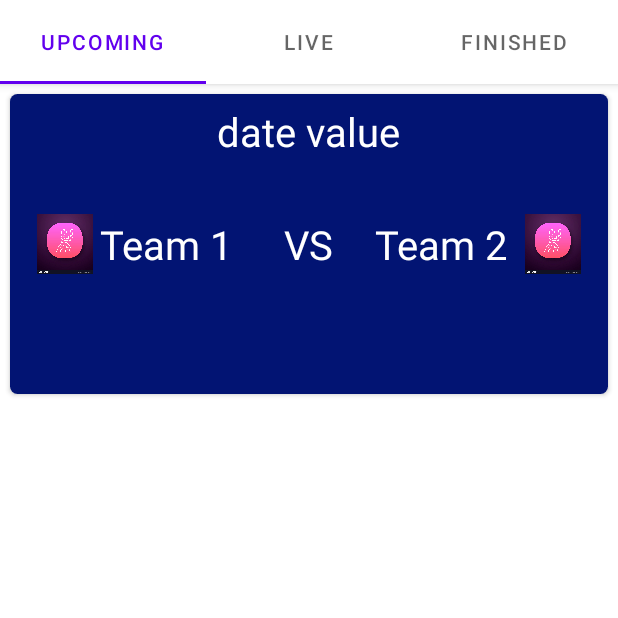
After one commit to harshbj/CricketApp, an Android app: the MainActivity2 screen opened directly, with no data from a screen before it, on a phone screen of 412 x 824 dp, the top half of it. The commit adds this screen. Run offline under Robolectric (Android 15) with nearby library versions, the phone set to English and light mode, and no system bars; our stand-ins replace Firebase (no records; nobody signed in at launch, a user with empty details on screens opened directly); 1 statement that could not run was skipped.

Commit message:
Tab Layout added

```diff
--- a/app/build.gradle
+++ b/app/build.gradle
@@ -33,6 +33,9 @@ dependencies {
     implementation 'androidx.appcompat:appcompat:1.1.0'
     implementation 'com.google.android.material:material:1.1.0'
     implementation 'androidx.constraintlayout:constraintlayout:1.1.3'
+    implementation 'androidx.lifecycle:lifecycle-livedata-ktx:2.2.0'
+    implementation 'androidx.lifecycle:lifecycle-viewmodel-ktx:2.2.0'
+    implementation 'androidx.legacy:legacy-support-v4:1.0.0'
     testImplementation 'junit:junit:4.+'
     androidTestImplementation 'androidx.test.ext:junit:1.1.1'
     androidTestImplementation 'androidx.test.espresso:espresso-core:3.2.0'
--- /dev/null
+++ b/app/src/main/java/com/example/project_1/Home.java
@@ -0,0 +1,64 @@
+package com.example.project_1;
+
+import android.os.Bundle;
+
+import androidx.fragment.app.Fragment;
+
+import android.view.LayoutInflater;
+import android.view.View;
+import android.view.ViewGroup;
+
+/**
+ * A simple {@link Fragment} subclass.
+ * Use the {@link Home#newInstance} factory method to
+ * create an instance of this fragment.
+ */
+public class Home extends Fragment {
+
+    // TODO: Rename parameter arguments, choose names that match
+    // the fragment initialization parameters, e.g. ARG_ITEM_NUMBER
+    private static final String ARG_PARAM1 = "param1";
+    private static final String ARG_PARAM2 = "param2";
+
+    // TODO: Rename and change types of parameters
+    private String mParam1;
+    private String mParam2;
+
+    public Home() {
+        // Required empty public constructor
+    }
+
+    /**
+     * Use this factory method to create a new instance of
+     * this fragment using the provided parameters.
+     *
+     * @param param1 Parameter 1.
+     * @param param2 Parameter 2.
+     * @return A new instance of fragment Home.
+     */
+    // TODO: Rename and change types and number of parameters
+    public static Home newInstance(String param1, String param2) {
+        Home fragment = new Home();
+        Bundle args = new Bundle();
+        args.putString(ARG_PARAM1, param1);
+        args.putString(ARG_PARAM2, param2);
+        fragment.setArguments(args);
+        return fragment;
+    }
+
+    @Override
+    public void onCreate(Bundle savedInstanceState) {
+        super.onCreate(savedInstanceState);
+        if (getArguments() != null) {
+            mParam1 = getArguments().getString(ARG_PARAM1);
+            mParam2 = getArguments().getString(ARG_PARAM2);
+        }
+    }
+
+    @Override
+    public View onCreateView(LayoutInflater inflater, ViewGroup container,
+                             Bundle savedInstanceState) {
+        // Inflate the layout for this fragment
+        return inflater.inflate(R.layout.fragment_home, container, false);
+    }
+}
--- /dev/null
+++ b/app/src/main/java/com/example/project_1/MainActivity2.java
@@ -0,0 +1,120 @@
+package com.example.project_1;
+
+import android.content.Intent;
+import android.os.Build;
+import android.os.Bundle;
+
+import com.example.project_1.Adapter.MatchAdapter;
+import com.example.project_1.Domain.Match;
+import com.google.android.gms.tasks.OnCompleteListener;
+import com.google.android.gms.tasks.Task;
+import com.google.android.material.floatingactionbutton.FloatingActionButton;
+import com.google.android.material.snackbar.Snackbar;
+import com.google.android.material.tabs.TabLayout;
+
+import androidx.annotation.NonNull;
+import androidx.annotation.RequiresApi;
+import androidx.recyclerview.widget.LinearLayoutManager;
+import androidx.recyclerview.widget.RecyclerView;
+import androidx.viewpager.widget.ViewPager;
+import androidx.appcompat.app.AppCompatActivity;
+
+import android.view.Menu;
+import android.view.MenuItem;
+import android.view.View;
+import android.widget.ProgressBar;
+import android.widget.TextView;
+
+import com.example.project_1.ui.main.SectionsPagerAdapter;
+import com.google.firebase.firestore.FirebaseFirestore;
+import com.google.firebase.firestore.QuerySnapshot;
+
+import org.json.JSONException;
+
+import java.text.ParseException;
+import java.util.ArrayList;
+
+import static com.example.project_1.MainActivity.cards;
+import static com.example.project_1.MainActivity.loader;
+
+public class MainActivity2 extends AppCompatActivity {
+
+//    public static ArrayList<Match> matches = new ArrayList<>();
+//    public static RecyclerView cards;
+//    public static ProgressBar loader;
+//    public static TextView live;
+
+
+    @Override
+    protected void onCreate(Bundle savedInstanceState) {
+        super.onCreate(savedInstanceState);
+        setContentView(R.layout.activity_main2);
+        SectionsPagerAdapter sectionsPagerAdapter = new SectionsPagerAdapter(this, getSupportFragmentManager());
+        ViewPager viewPager = findViewById(R.id.view_pager);
+        viewPager.setAdapter(sectionsPagerAdapter);
+        TabLayout tabs = findViewById(R.id.tabs);
+        tabs.setupWithViewPager(viewPager);
+
+
+
+        //UPComingMatches matches = new UPComingMatches();
+//        new MainActivity2().getData1();
+
+
+//        FloatingActionButton fab = findViewById(R.id.fab);
+//
+//        fab.setOnClickListener(new View.OnClickListener() {
+//            @Override
+//            public void onClick(View view) {
+//                Snackbar.make(view, "Replace with your own action", Snackbar.LENGTH_LONG)
+//                        .setAction("Action", null).show();
+//            }
+//        });
+    }
+//
+//    public void showScoreBoard1(View view) {
+//        Intent scoreBoard = new Intent(this, Scoreboard.class);
+//        TextView id = view.findViewById(R.id.id);
+//        System.out.println("Passed Value " + id.getText());
+//        scoreBoard.putExtra("id", id.getText());
+//        startActivity(scoreBoard);
+//        finish();
+//    }
+//
+//    public void getData1() {
+//        ArrayList<Match> matchList = new ArrayList<>();
+//        FirebaseFirestore db = FirebaseFirestore.getInstance();
+//        db.collection("collection")
+//                .get()
+//                .addOnCompleteListener(new OnCompleteListener<QuerySnapshot>() {
+//                    @RequiresApi(api = Build.VERSION_CODES.N)
+//                    @Override
+//                    public void onComplete(@NonNull Task<QuerySnapshot> task) {
+//                        if (task.isSuccessful()) {
+//                            try {
+//                                matchList.addAll(Match.createMatchList(task));
+//                                MainActivity2.matches = matchList;
+//                                new MainActivity2().setUpMatches();
+//                            } catch (JSONException e) {
+//                                e.printStackTrace();
+//                            } catch (ParseException e) {
+//                                e.printStackTrace();
+//                            }
+//                        } else {
+//                            System.out.println("FIRESTORE" + "Error getting documents." + task.getException());
+//                        }
+//                    }
+//                });
+//    }
+//
+//    public void setUpMatches() {
+//        MatchAdapter matchAdapter2 = new MatchAdapter(MainActivity2.matches);
+//        System.out.println("Reached Method");
+////            loader.setVisibility(View.INVISIBLE);
+//        cards.setVisibility(View.VISIBLE);
+//        cards.setAdapter(matchAdapter2);
+//        cards.setLayoutManager(new LinearLayoutManager(this));
+//    }
+//
+
+}
--- /dev/null
+++ b/app/src/main/java/com/example/project_1/ui/main/PageViewModel.java
@@ -0,0 +1,26 @@
+package com.example.project_1.ui.main;
+
+import androidx.arch.core.util.Function;
+import androidx.lifecycle.LiveData;
+import androidx.lifecycle.MutableLiveData;
+import androidx.lifecycle.Transformations;
+import androidx.lifecycle.ViewModel;
+
+public class PageViewModel extends ViewModel {
+
+    private MutableLiveData<Integer> mIndex = new MutableLiveData<>();
+    private LiveData<String> mText = Transformations.map(mIndex, new Function<Integer, String>() {
+        @Override
+        public String apply(Integer input) {
+            return "Hello world from section: " + input;
+        }
+    });
+
+    public void setIndex(int index) {
+        mIndex.setValue(index);
+    }
+
+    public LiveData<String> getText() {
+        return mText;
+    }
+}
--- /dev/null
+++ b/app/src/main/java/com/example/project_1/ui/main/PlaceholderFragment.java
@@ -0,0 +1,59 @@
+package com.example.project_1.ui.main;
+
+import android.os.Bundle;
+import android.view.LayoutInflater;
+import android.view.View;
+import android.view.ViewGroup;
+import android.widget.TextView;
+
+import androidx.annotation.Nullable;
+import androidx.annotation.NonNull;
+import androidx.fragment.app.Fragment;
+import androidx.lifecycle.Observer;
+import androidx.lifecycle.ViewModelProvider;
+
+import com.example.project_1.R;
+
+/**
+ * A placeholder fragment containing a simple view.
+ */
+public class PlaceholderFragment extends Fragment {
+
+    private static final String ARG_SECTION_NUMBER = "section_number";
+
+    private PageViewModel pageViewModel;
+
+    public static PlaceholderFragment newInstance(int index) {
+        PlaceholderFragment fragment = new PlaceholderFragment();
+        Bundle bundle = new Bundle();
+        bundle.putInt(ARG_SECTION_NUMBER, index);
+        fragment.setArguments(bundle);
+        return fragment;
+    }
+
+    @Override
+    public void onCreate(Bundle savedInstanceState) {
+        super.onCreate(savedInstanceState);
+        pageViewModel = new ViewModelProvider(this).get(PageViewModel.class);
+        int index = 1;
+        if (getArguments() != null) {
+            index = getArguments().getInt(ARG_SECTION_NUMBER);
+        }
+        pageViewModel.setIndex(index);
+    }
+
+    @Override
+    public View onCreateView(
+            @NonNull LayoutInflater inflater, ViewGroup container,
+            Bundle savedInstanceState) {
+        View root = inflater.inflate(R.layout.fragment_main, container, false);
+//        final TextView textView = root.findViewById(R.id.section_label);
+//        pageViewModel.getText().observe(this, new Observer<String>() {
+//            @Override
+//            public void onChanged(@Nullable String s) {
+//                textView.setText(s);
+//            }
+//        });
+        return root;
+    }
+}
--- /dev/null
+++ b/app/src/main/java/com/example/project_1/ui/main/SectionsPagerAdapter.java
@@ -0,0 +1,46 @@
+package com.example.project_1.ui.main;
+
+import android.content.Context;
+
+import androidx.annotation.Nullable;
+import androidx.annotation.StringRes;
+import androidx.fragment.app.Fragment;
+import androidx.fragment.app.FragmentManager;
+import androidx.fragment.app.FragmentPagerAdapter;
+
+import com.example.project_1.R;
+
+/**
+ * A [FragmentPagerAdapter] that returns a fragment corresponding to
+ * one of the sections/tabs/pages.
+ */
+public class SectionsPagerAdapter extends FragmentPagerAdapter {
+
+    @StringRes
+    private static final int[] TAB_TITLES = new int[]{R.string.tab_text_1, R.string.tab_text_2,R.string.tab_text_3};
+    private final Context mContext;
+
+    public SectionsPagerAdapter(Context context, FragmentManager fm) {
+        super(fm);
+        mContext = context;
+    }
+
+    @Override
+    public Fragment getItem(int position) {
+        // getItem is called to instantiate the fragment for the given page.
+        // Return a PlaceholderFragment (defined as a static inner class below).
+        return PlaceholderFragment.newInstance(position + 1);
+    }
+
+    @Nullable
+    @Override
+    public CharSequence getPageTitle(int position) {
+        return mContext.getResources().getString(TAB_TITLES[position]);
+    }
+
+    @Override
+    public int getCount() {
+        // Show 2 total pages.
+        return 3;
+    }
+}
--- /dev/null
+++ b/app/src/main/res/layout/activity_main2.xml
@@ -0,0 +1,68 @@
+<?xml version="1.0" encoding="utf-8"?>
+<androidx.coordinatorlayout.widget.CoordinatorLayout
+    xmlns:android="http://schemas.android.com/apk/res/android"
+    xmlns:app="http://schemas.android.com/apk/res-auto"
+    xmlns:tools="http://schemas.android.com/tools"
+    android:layout_width="match_parent"
+    android:layout_height="match_parent"
+    tools:context=".MainActivity2">
+
+<!--    <androidx.viewpager.widget.ViewPager-->
+<!--        android:id="@+id/view_pager"-->
+<!--        android:layout_width="match_parent"-->
+<!--        android:layout_height="match_parent"-->
+<!--        app:layout_behavior="@string/appbar_scrolling_view_behavior" />-->
+
+<!--    <com.google.android.material.appbar.AppBarLayout-->
+<!--        android:layout_width="match_parent"-->
+<!--        android:layout_height="wrap_content"-->
+<!--        android:theme="@style/Theme.Project_1.AppBarOverlay">-->
+
+<!--        <TextView-->
+<!--            android:id="@+id/title"-->
+<!--            android:layout_width="wrap_content"-->
+<!--            android:layout_height="wrap_content"-->
+<!--            android:gravity="center"-->
+<!--            android:minHeight="?actionBarSize"-->
+<!--            android:padding="@dimen/appbar_padding"-->
+<!--            android:text="@string/app_name"-->
+<!--            android:textAppearance="@style/TextAppearance.Widget.AppCompat.Toolbar.Title" />-->
+
+<!--        <com.google.android.material.tabs.TabLayout-->
+<!--            android:id="@+id/tabs"-->
+<!--            android:layout_width="match_parent"-->
+<!--            android:layout_height="wrap_content"-->
+<!--            android:background="?attr/colorPrimary" />-->
+<!--    </com.google.android.material.appbar.AppBarLayout>-->
+
+
+    <com.google.android.material.appbar.AppBarLayout
+        android:layout_width="match_parent"
+        android:layout_height="wrap_content"
+        android:theme="@style/ThemeOverlay.AppCompat.Dark.ActionBar">
+
+<!--        <androidx.appcompat.widget.Toolbar-->
+<!--            android:id="@+id/toolbar"-->
+<!--            android:layout_width="match_parent"-->
+<!--            android:layout_height="?attr/actionBarSize"-->
+<!--            android:background="?attr/colorPrimary"-->
+<!--            app:layout_scrollFlags="scroll|enterAlways"-->
+<!--            app:popupTheme="@style/ThemeOverlay.AppCompat.Light"/>-->
+
+        <com.google.android.material.tabs.TabLayout
+            android:id="@+id/tabs"
+            android:layout_width="match_parent"
+            android:layout_height="?attr/actionBarSize"
+            app:tabGravity="fill"
+            app:tabMode="fixed"/>
+
+    </com.google.android.material.appbar.AppBarLayout>
+
+    <androidx.viewpager.widget.ViewPager
+        android:id="@+id/view_pager"
+        android:layout_width="match_parent"
+        android:layout_height="match_parent"
+        app:layout_behavior="@string/appbar_scrolling_view_behavior"/>
+
+
+</androidx.coordinatorlayout.widget.CoordinatorLayout>
--- /dev/null
+++ b/app/src/main/res/layout/fragment_home.xml
@@ -0,0 +1,21 @@
+<?xml version="1.0" encoding="utf-8"?>
+<androidx.core.widget.NestedScrollView
+    xmlns:android="http://schemas.android.com/apk/res/android"
+    xmlns:app="http://schemas.android.com/apk/res-auto"
+    android:layout_width="match_parent"
+    android:layout_height="match_parent"
+    app:layout_behavior="@string/appbar_scrolling_view_behavior">
+
+    <RelativeLayout
+        android:layout_width="match_parent"
+        android:layout_height="match_parent">
+
+        <androidx.recyclerview.widget.RecyclerView
+            android:id="@+id/recycler_view"
+            android:layout_width="wrap_content"
+            android:layout_height="wrap_content"
+            android:layout_marginTop="5dp"/>
+
+    </RelativeLayout>
+
+</androidx.core.widget.NestedScrollView>
--- /dev/null
+++ b/app/src/main/res/layout/fragment_main.xml
@@ -0,0 +1,137 @@
+<?xml version="1.0" encoding="utf-8"?>
+<RelativeLayout xmlns:android="http://schemas.android.com/apk/res/android"
+    android:layout_width="match_parent"
+    android:layout_height="wrap_content"
+    xmlns:card_view="http://schemas.android.com/apk/res-auto">
+
+    <androidx.cardview.widget.CardView
+        android:id="@+id/card_view"
+        android:layout_width="match_parent"
+        android:layout_height="300px"
+        android:layout_margin="10px"
+        android:onClick="showScoreBoard"
+        android:background="#021473"
+        android:foreground="?android:attr/selectableItemBackground"
+        android:clickable="true"
+        card_view:cardCornerRadius="5dp"
+        >
+        <RelativeLayout
+            android:layout_width="match_parent"
+            android:layout_height="match_parent"
+            android:background="#021473">
+            <TextView
+                android:id="@+id/state"
+                android:padding="10px"
+                android:layout_width="wrap_content"
+                android:layout_height="wrap_content"
+                android:text=""
+                android:textColor="#FFFFFF"
+                android:textSize="30px"
+                android:layout_marginLeft="5dp">
+
+            </TextView>
+
+            <TextView
+                android:id="@+id/date"
+                android:layout_centerHorizontal="true"
+                android:padding="10px"
+                android:textColor="#fff"
+                android:layout_width="wrap_content"
+                android:layout_height="wrap_content"
+                android:text="date value"
+                android:textSize="40px">
+
+            </TextView>
+<!--            <TextView-->
+<!--                android:id="@+id/section_label"-->
+<!--                android:layout_centerHorizontal="true"-->
+<!--                android:padding="10px"-->
+<!--                android:textColor="#fff"-->
+<!--                android:layout_width="wrap_content"-->
+<!--                android:layout_height="wrap_content"-->
+<!--                android:text="date value"-->
+<!--                android:textSize="40px">-->
+
+<!--            </TextView>-->
+            <RelativeLayout
+                android:layout_width="wrap_content"
+                android:layout_height="match_parent"
+                android:layout_marginLeft="10px">
+                <ImageView
+                    android:id="@+id/imageteam1"
+                    android:layout_width="40dp"
+                    android:layout_height="40dp"
+                    android:layout_marginLeft="10dp"
+                    android:layout_centerVertical="true"
+                    android:src="@drawable/cricketlogo"
+                    />
+                <TextView
+                    android:id="@+id/team1"
+                    android:layout_width="wrap_content"
+                    android:layout_height="wrap_content"
+                    android:layout_centerHorizontal="true"
+                    android:layout_toRightOf="@+id/imageteam1"
+                    android:layout_centerVertical="true"
+                    android:layout_marginLeft="5px"
+                    android:elevation="50px"
+                    android:textColor="#fff"
+                    android:text="Team 1"
+                    android:textSize="40px" />
+            </RelativeLayout>
+
+            <TextView
+                android:id="@+id/vs"
+                android:layout_width="wrap_content"
+                android:layout_height="wrap_content"
+                android:text="VS"
+                android:textColor="#fff"
+                android:layout_centerHorizontal="true"
+                android:layout_centerVertical="true"
+                android:textSize="40px">
+
+            </TextView>
+            <TextView
+                android:id="@+id/id"
+                android:layout_centerHorizontal="true"
+                android:padding="10px"
+                android:layout_below="@+id/vs"
+                android:visibility="invisible"
+                android:layout_width="wrap_content"
+                android:layout_height="wrap_content"
+                android:text="Date"
+                android:textColor="#fff"
+                android:textSize="40px">
+
+            </TextView>
+            <RelativeLayout
+                android:layout_alignParentEnd="true"
+                android:layout_width="wrap_content"
+                android:layout_marginRight="10px"
+                android:layout_height="match_parent">
+
+                <TextView
+                    android:id="@+id/team2"
+                    android:layout_width="wrap_content"
+                    android:layout_height="wrap_content"
+                    android:elevation="50px"
+                    android:text="Team 2"
+                    android:textColor="#fff"
+                    android:layout_marginRight="10dp"
+                    android:layout_centerVertical="true"
+                    android:textSize="40px" />
+
+
+                <ImageView
+                    android:id="@+id/imageteam2"
+                    android:layout_width="40dp"
+                    android:layout_height="40dp"
+                    android:layout_marginRight="10dp"
+                    android:layout_centerVertical="true"
+                    android:layout_toRightOf="@id/team2"
+                    android:src="@drawable/cricketlogo" />
+            </RelativeLayout>
+
+
+        </RelativeLayout>
+    </androidx.cardview.widget.CardView>
+</RelativeLayout>
--- a/app/src/main/res/layout/match_layout.xml
+++ b/app/src/main/res/layout/match_layout.xml
@@ -7,9 +7,8 @@
 
     <androidx.cardview.widget.CardView
         android:id="@+id/card_view"
-        android:layout_gravity="center"
         android:layout_width="match_parent"
-        android:layout_height="250px"
+        android:layout_height="300px"
         android:layout_margin="10px"
         android:onClick="showScoreBoard"
         android:background="#021473"
--- /dev/null
+++ b/app/src/main/res/values-w820dp/dimens.xml
@@ -0,0 +1,6 @@
+<resources>
+    <!-- Example customization of dimensions originally defined in res/values/dimens.xml
+         (such as screen margins) for screens with more than 820dp of available width. This
+         would include 7" and 10" devices in landscape (~960dp and ~1280dp respectively). -->
+    <dimen name="activity_horizontal_margin">64dp</dimen>
+</resources>
--- a/app/src/main/res/values/colors.xml
+++ b/app/src/main/res/values/colors.xml
@@ -1,6 +1,6 @@
 <?xml version="1.0" encoding="utf-8"?>
 <resources>
-    <color name="purple_200">#FFBB86FC</color>
+    <color name="purple_200">#FF3700B3</color>
     <color name="purple_500">#FF6200EE</color>
     <color name="purple_700">#FF3700B3</color>
     <color name="teal_200">#FF03DAC5</color>
--- /dev/null
+++ b/app/src/main/res/values/dimens.xml
@@ -0,0 +1,8 @@
+<resources>
+    <!-- Default screen margins, per the Android Design guidelines. -->
+    <dimen name="activity_horizontal_margin">16dp</dimen>
+    <dimen name="activity_vertical_margin">16dp</dimen>
+    <dimen name="appbar_padding">16dp</dimen>
+    <dimen name="fab_margin">16dp</dimen>
+    <dimen name="appbar_padding_top">8dp</dimen>
+</resources>
--- a/app/src/main/res/values/strings.xml
+++ b/app/src/main/res/values/strings.xml
@@ -1,3 +1,9 @@
 <resources>
     <string name="app_name">Project_1</string>
+    <string name="title_activity_main2">MainActivity2</string>
+    <string name="tab_text_1">Upcoming</string>
+    <string name="tab_text_2">Live</string>
+    <string name="tab_text_3">Finished</string>
+    <!-- TODO: Remove or change this placeholder text -->
+    <string name="hello_blank_fragment">Hello blank fragment</string>
 </resources>
--- a/app/src/main/res/values/themes.xml
+++ b/app/src/main/res/values/themes.xml
@@ -18,4 +18,13 @@
     <style name="TwoWayView">
         <item name="android:orientation">horizontal</item>
     </style>
+
+    <style name="Theme.Project_1.NoActionBar">
+        <item name="windowActionBar">false</item>
+        <item name="windowNoTitle">true</item>
+    </style>
+
+    <style name="Theme.Project_1.AppBarOverlay" parent="ThemeOverlay.AppCompat.Dark.ActionBar" />
+
+    <style name="Theme.Project_1.PopupOverlay" parent="ThemeOverlay.AppCompat.Light" />
 </resources>
```
Also changed, not shown: app/src/main/AndroidManifest.xml (+10 -6 lines). Lines whose indentation alone changed are shown as unchanged.
